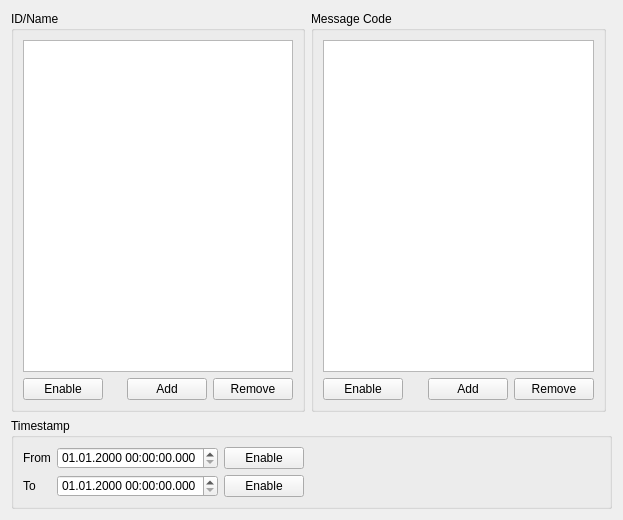
NeverKnewTheName/R_Visualizer, file R_Visualizer/MessageFilter/ui/messagefilter.ui: the form before one commit.
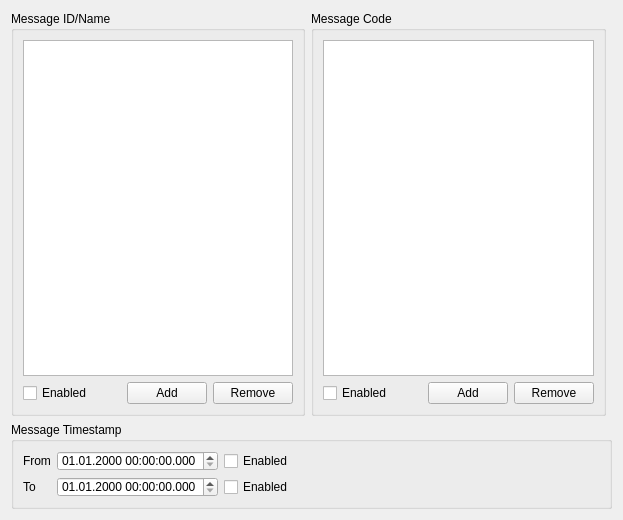
The form after the commit.

Commit message: Added dialogs for id and code filter to add an id/code; MessageFilter should now work -> NEEDS TESTING; WIP

The edit to the form file:
```diff
--- a/R_Visualizer/MessageFilter/ui/messagefilter.ui
+++ b/R_Visualizer/MessageFilter/ui/messagefilter.ui
@@ -26,13 +26,6 @@
       <string>Message Code</string>
      </property>
      <layout class="QGridLayout" name="gridLayout_3">
-      <item row="1" column="0">
-       <widget class="QPushButton" name="enableCodeFilterPushButton">
-        <property name="text">
-         <string>Enable</string>
-        </property>
-       </widget>
-      </item>
       <item row="0" column="0" colspan="4">
        <widget class="QListView" name="codeFilterlistView">
         <property name="sizePolicy">
@@ -70,6 +63,13 @@
         </property>
        </spacer>
       </item>
+      <item row="1" column="0">
+       <widget class="QCheckBox" name="enableCodeFilterCheckBox">
+        <property name="text">
+         <string>Enabled</string>
+        </property>
+       </widget>
+      </item>
      </layout>
     </widget>
    </item>
@@ -82,16 +82,9 @@
       </sizepolicy>
      </property>
      <property name="title">
-      <string>ID/Name</string>
+      <string>Message ID/Name</string>
      </property>
      <layout class="QGridLayout" name="gridLayout_2">
-      <item row="2" column="0">
-       <widget class="QPushButton" name="enableIDFilterPushButton">
-        <property name="text">
-         <string>Enable</string>
-        </property>
-       </widget>
-      </item>
       <item row="2" column="3">
        <widget class="QPushButton" name="rmvFilterIDPushButton">
         <property name="text">
@@ -129,6 +122,13 @@
         </property>
        </widget>
       </item>
+      <item row="2" column="0">
+       <widget class="QCheckBox" name="enableIDFilterCheckBox">
+        <property name="text">
+         <string>Enabled</string>
+        </property>
+       </widget>
+      </item>
      </layout>
     </widget>
    </item>
@@ -147,7 +147,7 @@
       </size>
      </property>
      <property name="title">
-      <string>Timestamp</string>
+      <string>Message Timestamp</string>
      </property>
      <layout class="QFormLayout" name="formLayout">
       <item row="0" column="0">
@@ -186,9 +186,9 @@
          </widget>
         </item>
         <item>
-         <widget class="QPushButton" name="enableTimestampFromFilterPushButton">
+         <widget class="QCheckBox" name="enableTimestampFromFilterCheckBox">
           <property name="text">
-           <string>Enable</string>
+           <string>Enabled</string>
           </property>
          </widget>
         </item>
@@ -239,9 +239,9 @@
          </widget>
         </item>
         <item>
-         <widget class="QPushButton" name="enableTimestampToFilterPushButton">
+         <widget class="QCheckBox" name="enableTimestampToFilterCheckBox">
           <property name="text">
-           <string>Enable</string>
+           <string>Enabled</string>
           </property>
          </widget>
         </item>
```
The commit also changes 19 other files.
